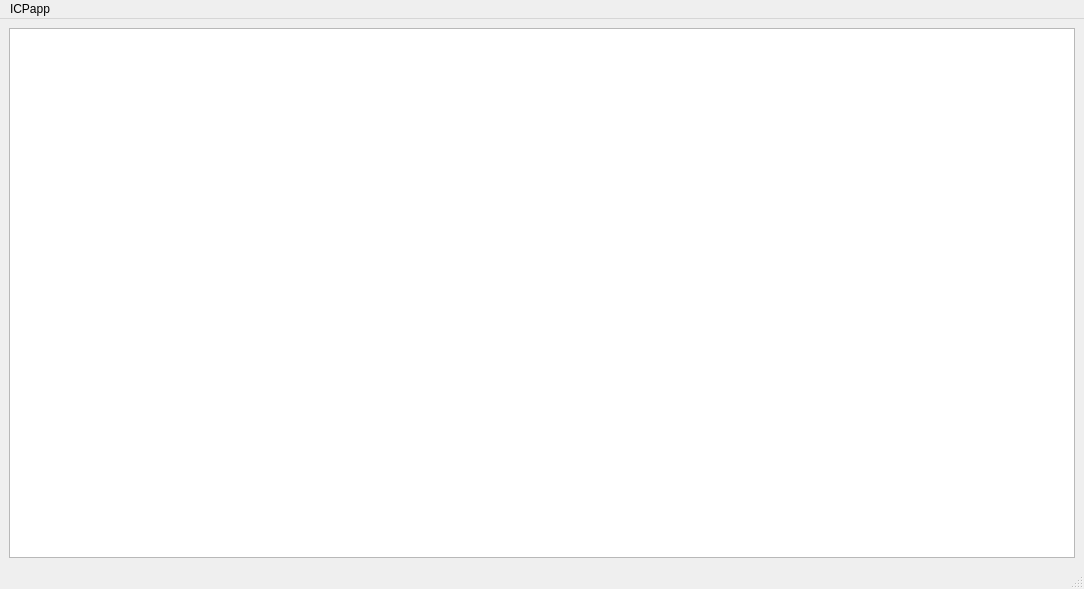
This is src/mainwindow.ui in dottik1337/ICP24 as Qt 5 draws it before an edit. The edited form follows.
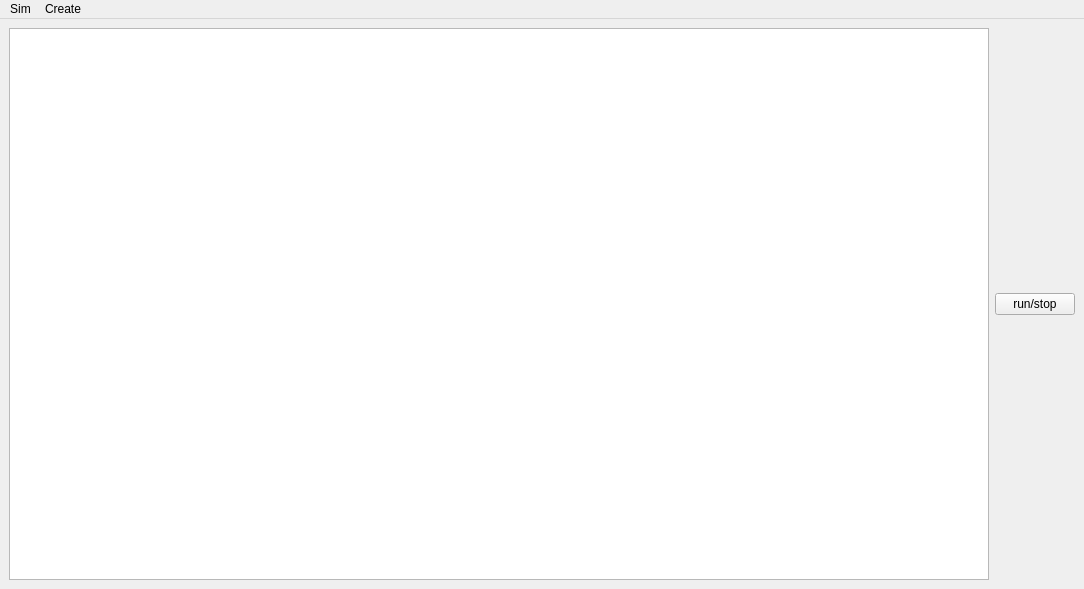
This is the edited form.

Commit message: added pause, better border, better colision box

What changed in the file:
```diff
--- a/src/mainwindow.ui
+++ b/src/mainwindow.ui
@@ -16,10 +16,44 @@
   <widget class="QWidget" name="centralwidget">
    <layout class="QVBoxLayout" name="verticalLayout">
     <item>
-     <layout class="QGridLayout" name="gridLayout"/>
-    </item>
-    <item>
-     <widget class="QGraphicsView" name="graphicsView"/>
+     <layout class="QHBoxLayout" name="horizontalLayout_2">
+      <item>
+       <widget class="QGraphicsView" name="graphicsView">
+        <property name="backgroundBrush">
+         <brush brushstyle="SolidPattern">
+          <color alpha="255">
+           <red>100</red>
+           <green>100</green>
+           <blue>100</blue>
+          </color>
+         </brush>
+        </property>
+        <property name="foregroundBrush">
+         <brush brushstyle="NoBrush">
+          <color alpha="255">
+           <red>50</red>
+           <green>50</green>
+           <blue>50</blue>
+          </color>
+         </brush>
+        </property>
+       </widget>
+      </item>
+      <item>
+       <layout class="QVBoxLayout" name="verticalLayout_3">
+        <item>
+         <widget class="QPushButton" name="pause">
+          <property name="text">
+           <string>run/stop</string>
+          </property>
+          <property name="checkable">
+           <bool>true</bool>
+          </property>
+         </widget>
+        </item>
+       </layout>
+      </item>
+     </layout>
     </item>
    </layout>
   </widget>
@@ -32,14 +66,19 @@
      <height>23</height>
     </rect>
    </property>
-   <widget class="QMenu" name="menuICPapp">
+   <widget class="QMenu" name="menuSim">
     <property name="title">
-     <string>ICPapp</string>
+     <string>Sim</string>
     </property>
    </widget>
-   <addaction name="menuICPapp"/>
+   <widget class="QMenu" name="menuCreate">
+    <property name="title">
+     <string>Create</string>
+    </property>
+   </widget>
+   <addaction name="menuSim"/>
+   <addaction name="menuCreate"/>
   </widget>
-  <widget class="QStatusBar" name="statusbar"/>
  </widget>
  <resources/>
  <connections/>
```
The commit also changes 3 other files.
